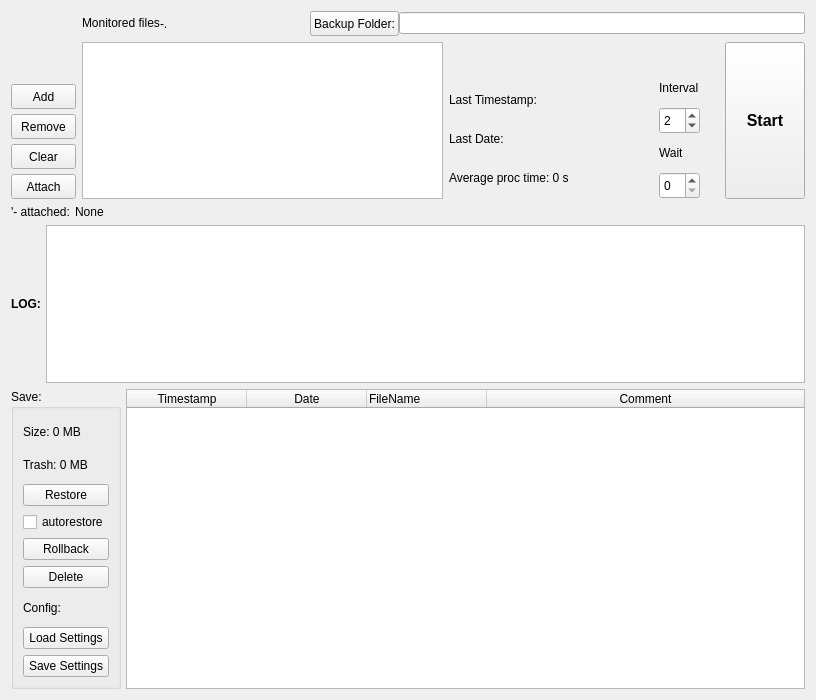
First picture: the form in sgauto.ui, repository misiektw/sgauto, before the edit.
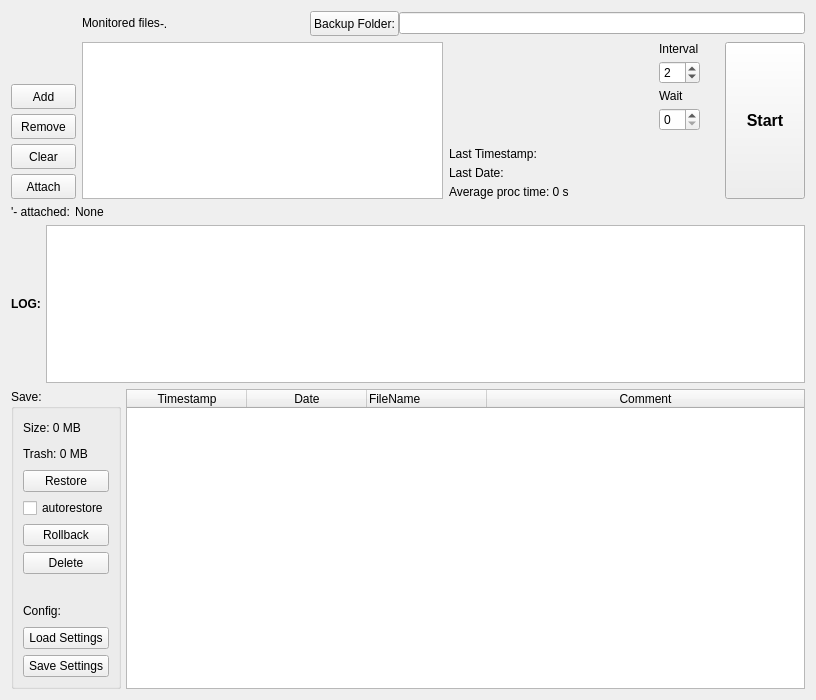
Second picture: the form after the edit.

Commit message: Few more touches on UI resizing behaviour.

What changed in the file:
```diff
--- a/sgauto.ui
+++ b/sgauto.ui
@@ -287,17 +287,17 @@
               <number>5</number>
              </property>
              <item>
-              <widget class="QLabel" name="label_7">
-               <property name="maximumSize">
+              <spacer name="verticalSpacer_3">
+               <property name="orientation">
+                <enum>Qt::Vertical</enum>
+               </property>
+               <property name="sizeHint" stdset="0">
                 <size>
-                 <width>16777215</width>
-                 <height>30</height>
+                 <width>20</width>
+                 <height>40</height>
                 </size>
                </property>
-               <property name="text">
-                <string/>
-               </property>
-              </widget>
+              </spacer>
              </item>
              <item>
               <widget class="QLabel" name="lbTStamp">
@@ -351,19 +351,6 @@
              <property name="spacing">
               <number>5</number>
              </property>
-             <item>
-              <widget class="QLabel" name="label_8">
-               <property name="maximumSize">
-                <size>
-                 <width>16777215</width>
-                 <height>30</height>
-                </size>
-               </property>
-               <property name="text">
-                <string/>
-               </property>
-              </widget>
-             </item>
              <item>
               <widget class="QLabel" name="label_5">
                <property name="maximumSize">
@@ -425,6 +412,19 @@
                </property>
               </widget>
              </item>
+             <item>
+              <spacer name="verticalSpacer_4">
+               <property name="orientation">
+                <enum>Qt::Vertical</enum>
+               </property>
+               <property name="sizeHint" stdset="0">
+                <size>
+                 <width>20</width>
+                 <height>40</height>
+                </size>
+               </property>
+              </spacer>
+             </item>
             </layout>
            </item>
            <item>
@@ -695,6 +695,19 @@
           </property>
          </widget>
         </item>
+        <item>
+         <spacer name="verticalSpacer_2">
+          <property name="orientation">
+           <enum>Qt::Vertical</enum>
+          </property>
+          <property name="sizeHint" stdset="0">
+           <size>
+            <width>20</width>
+            <height>20</height>
+           </size>
+          </property>
+         </spacer>
+        </item>
         <item>
          <widget class="QLabel" name="label_4">
           <property name="minimumSize">
```
Left out of the diff: 16 changed lines with no effect on the pictures.
